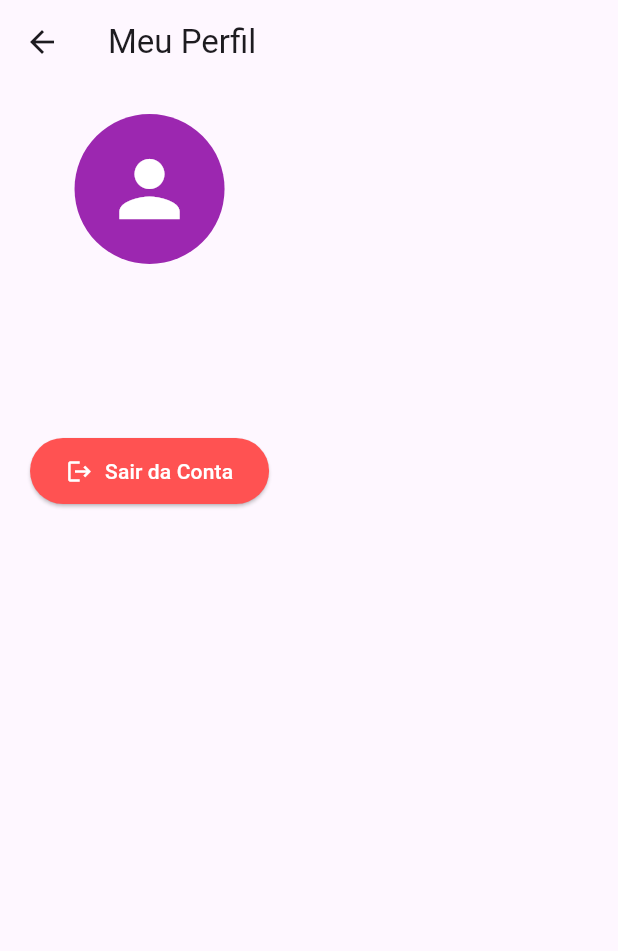
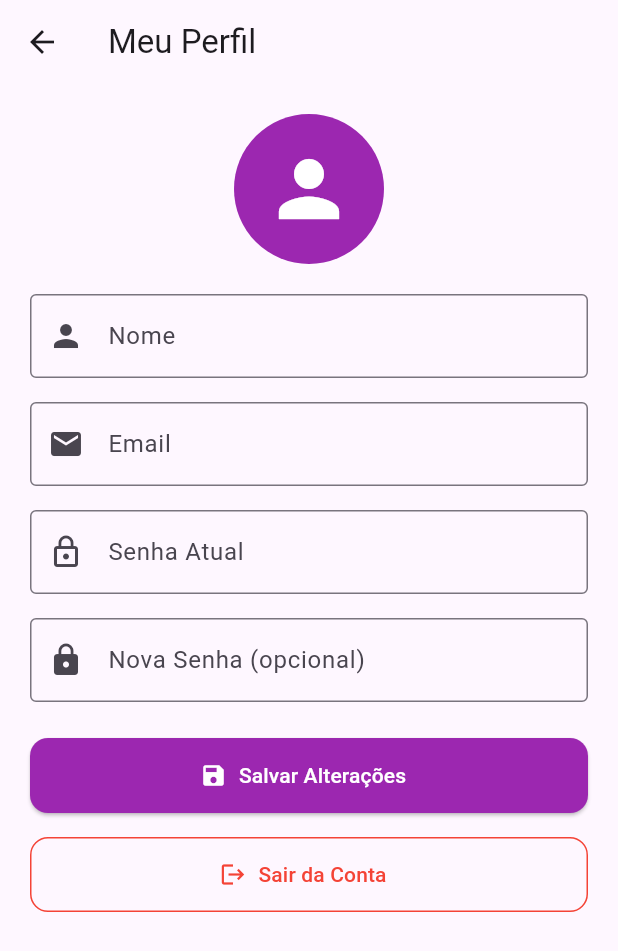
Before and after one commit to wagnerods/Smart-Rout.ai, a Flutter app: the HomePage screen opened by its route, in the side drawer, after a tap on "Perfil", on a phone screen of 412 x 824 dp. Shown: the top 951 px of the screen. Run offline on Flutter 3.47's test engine with Material 3 defaults, Android fonts, the light colour scheme and no system bars; our stand-ins replace cloud_firestore, firebase_auth, firebase_core, geocoding, geolocator, google_maps_flutter; missing offline and left inert: flutter_google_places_hoc081098, google_maps_webservice; accounts and stored records are empty.

Commit message:
chore:"V1 Funcional"

```diff
--- a/smart_routes_app/lib/src/pages/home_page.dart
+++ b/smart_routes_app/lib/src/pages/home_page.dart
@@ -148,24 +148,38 @@ class _HomePageState extends State<HomePage> {
       appBar: AppBar(title: const Text('Smart Routes')),
       drawer: Drawer(
         backgroundColor: Colors.white,
-        child: ListView(
+        child: StreamBuilder<User?>(
+          stream: FirebaseAuth.instance.authStateChanges(),
+          builder: (context, snapshot) {
+            final user = snapshot.data;
+
+            return ListView(
               padding: EdgeInsets.zero,
               children: [
-            UserAccountsDrawerHeader(
-              decoration: const BoxDecoration(color: Colors.purple),
-              currentAccountPicture: const CircleAvatar(
+                Container(
+                  padding: const EdgeInsets.symmetric(vertical: 32),
+                  alignment: Alignment.center,
+                  color: Colors.purple,
+                  child: Column(
+                    children: [
+                      const CircleAvatar(
+                        radius: 40,
                         backgroundColor: Colors.white,
                         child: Icon(Icons.person, size: 40, color: Colors.purple),
                       ),
-              accountName: Text(
-                FirebaseAuth.instance.currentUser?.displayName ?? 'Usuário',
-                style: const TextStyle(fontSize: 18),
+                      const SizedBox(height: 12),
+                      Text(
+                        user?.displayName ?? 'Usuário',
+                        style: const TextStyle(fontWeight: FontWeight.bold, fontSize: 16, color: Colors.white),
                       ),
-              accountEmail: Text(
-                FirebaseAuth.instance.currentUser?.email ?? '',
-                style: const TextStyle(fontSize: 14),
+                      Text(
+                        user?.email ?? '',
+                        style: const TextStyle(color: Colors.white70),
+                      ),
+                    ],
                   ),
                 ),
+                const Divider(),
                 ListTile(
                   leading: const Icon(Icons.person_outline),
                   title: const Text('Perfil'),
@@ -187,6 +201,8 @@ class _HomePageState extends State<HomePage> {
                   },
                 ),
               ],
+            );
+          },
         ),
       ),   // <-- Aqui agora usa o nosso novo Drawer!
       body: _currentPosition == null
--- a/smart_routes_app/lib/src/pages/profile_page.dart
+++ b/smart_routes_app/lib/src/pages/profile_page.dart
@@ -1,19 +1,104 @@
 import 'package:flutter/material.dart';
 import 'package:firebase_auth/firebase_auth.dart';
 
-class ProfilePage extends StatelessWidget {
+class ProfilePage extends StatefulWidget {
   const ProfilePage({Key? key}) : super(key: key);
 
   @override
+  State<ProfilePage> createState() => _ProfilePageState();
+}
+
+class _ProfilePageState extends State<ProfilePage> {
+  final _nameController = TextEditingController();
+  final _currentPasswordController = TextEditingController();
+  final _newPasswordController = TextEditingController();
+
+  final user = FirebaseAuth.instance.currentUser;
+
+  bool _isLoading = false;
+
+  @override
+  void initState() {
+    super.initState();
+    if (user != null) {
+      _nameController.text = user!.displayName ?? '';
+    }
+  }
+
+  Future<void> _saveChanges() async {
+    if (user == null) return;
+
+    setState(() {
+      _isLoading = true;
+    });
+
+    try {
+      // Atualizar nome
+      if (_nameController.text.isNotEmpty && _nameController.text != user!.displayName) {
+        await user!.updateDisplayName(_nameController.text);
+        await user!.reload();
+      }
+
+      // Atualizar senha
+      if (_newPasswordController.text.isNotEmpty) {
+        if (_currentPasswordController.text.isEmpty) {
+          throw Exception('Para mudar a senha, insira a senha atual.');
+        }
+
+        // Reautenticar o usuário antes de alterar a senha
+        final credential = EmailAuthProvider.credential(
+          email: user!.email!,
+          password: _currentPasswordController.text,
+        );
+
+        await user!.reauthenticateWithCredential(credential);
+        await user!.updatePassword(_newPasswordController.text);
+        await user!.reload();
+      }
+
+      ScaffoldMessenger.of(context).showSnackBar(
+        const SnackBar(content: Text('Alterações salvas com sucesso!')),
+      );
+
+      Navigator.pop(context); // Voltar pra Home depois de salvar
+    } on FirebaseAuthException catch (e) {
+      String message = 'Erro: ${e.message}';
+      if (e.code == 'wrong-password') {
+        message = 'Senha atual incorreta.';
+      }
+      ScaffoldMessenger.of(context).showSnackBar(
+        SnackBar(content: Text(message)),
+      );
+    } catch (e) {
+      ScaffoldMessenger.of(context).showSnackBar(
+        SnackBar(content: Text('Erro: $e')),
+      );
+    } finally {
+      setState(() {
+        _isLoading = false;
+      });
+    }
+  }
+
+  Future<void> _logout() async {
+    await FirebaseAuth.instance.signOut();
+    Navigator.pushNamedAndRemoveUntil(context, '/login', (route) => false);
+  }
+
+  @override
   Widget build(BuildContext context) {
-    final user = FirebaseAuth.instance.currentUser;
+    if (user == null) {
+      return const Scaffold(
+        body: Center(child: Text('Nenhum usuário logado')),
+      );
+    }
 
     return Scaffold(
       appBar: AppBar(
         title: const Text('Meu Perfil'),
       ),
-      body: Padding(
-        padding: const EdgeInsets.all(20.0),
+      body: SingleChildScrollView(
+        padding: const EdgeInsets.all(20),
         child: Column(
           crossAxisAlignment: CrossAxisAlignment.center,
           children: [
@@ -27,27 +112,65 @@ class ProfilePage extends StatelessWidget {
               ),
             ),
             const SizedBox(height: 20),
-            Text(
-              user?.displayName ?? 'Nome não informado',
-              style: const TextStyle(fontSize: 22, fontWeight: FontWeight.bold),
+            TextField(
+              controller: _nameController,
+              decoration: const InputDecoration(
+                prefixIcon: Icon(Icons.person),
+                labelText: 'Nome',
+                border: OutlineInputBorder(),
+              ),
             ),
-            const SizedBox(height: 10),
-            Text(
-              user?.email ?? 'Email não informado',
-              style: const TextStyle(fontSize: 16, color: Colors.grey),
+            const SizedBox(height: 16),
+            TextField(
+              readOnly: true,
+              controller: TextEditingController(text: user!.email ?? ''),
+              decoration: const InputDecoration(
+                prefixIcon: Icon(Icons.email),
+                labelText: 'Email',
+                border: OutlineInputBorder(),
+              ),
             ),
-            const SizedBox(height: 30),
+            const SizedBox(height: 16),
+            TextField(
+              controller: _currentPasswordController,
+              obscureText: true,
+              decoration: const InputDecoration(
+                prefixIcon: Icon(Icons.lock_outline),
+                labelText: 'Senha Atual',
+                border: OutlineInputBorder(),
+              ),
+            ),
+            const SizedBox(height: 16),
+            TextField(
+              controller: _newPasswordController,
+              obscureText: true,
+              decoration: const InputDecoration(
+                prefixIcon: Icon(Icons.lock),
+                labelText: 'Nova Senha (opcional)',
+                border: OutlineInputBorder(),
+              ),
+            ),
+            const SizedBox(height: 24),
             ElevatedButton.icon(
-              onPressed: () async {
-                await FirebaseAuth.instance.signOut();
-                Navigator.popUntil(context, ModalRoute.withName('/'));
-              },
-              icon: const Icon(Icons.logout),
-              label: const Text('Sair da Conta'),
+              onPressed: _isLoading ? null : _saveChanges,
+              icon: const Icon(Icons.save),
+              label: const Text('Salvar Alterações'),
               style: ElevatedButton.styleFrom(
-                backgroundColor: Colors.redAccent,
+                backgroundColor: Colors.purple,
                 foregroundColor: Colors.white,
-                padding: const EdgeInsets.symmetric(horizontal: 24, vertical: 12),
+                minimumSize: const Size(double.infinity, 50),
+                shape: RoundedRectangleBorder(borderRadius: BorderRadius.circular(12)),
+              ),
+            ),
+            const SizedBox(height: 16),
+            OutlinedButton.icon(
+              onPressed: _logout,
+              icon: const Icon(Icons.logout, color: Colors.red),
+              label: const Text('Sair da Conta', style: TextStyle(color: Colors.red)),
+              style: OutlinedButton.styleFrom(
+                side: const BorderSide(color: Colors.red),
+                minimumSize: const Size(double.infinity, 50),
+                shape: RoundedRectangleBorder(borderRadius: BorderRadius.circular(12)),
               ),
             ),
           ],
--- a/smart_routes_app/pubspec.yaml
+++ b/smart_routes_app/pubspec.yaml
@@ -39,6 +39,8 @@ dependencies:
   geocoding: ^3.0.0
   url_launcher: ^6.2.5
   cupertino_icons: ^1.0.8
+  image_picker: ^1.0.7
+  firebase_storage: ^11.7.7
 
 
 dev_dependencies:
```
Also changed, not shown: smart_routes_app/pubspec.lock, 5 other files. Lines whose indentation alone changed are shown as unchanged.
